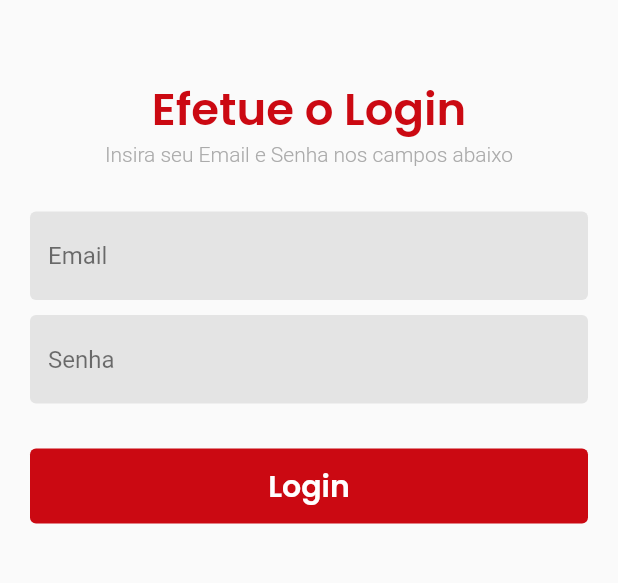
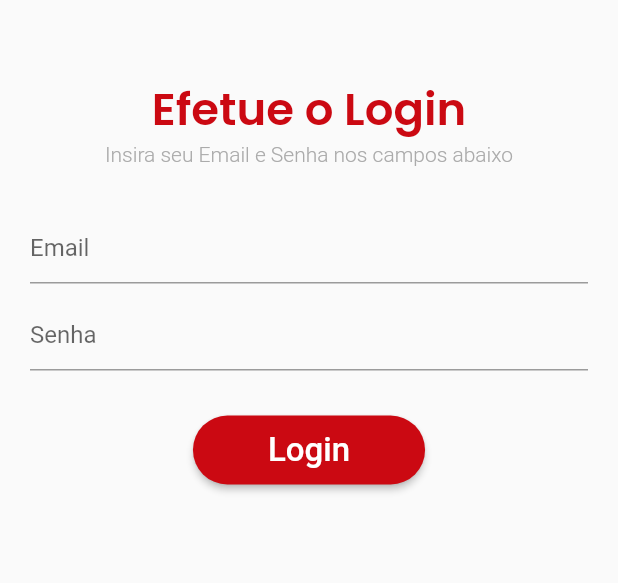
Before and after one commit to Danielmtdc16/projeto_procon, a Flutter app: the TelaLogin screen opened directly, on a phone screen of 412 x 824 dp, the part 345-928 px from its top. Run offline on Flutter 3.47's test engine with Material 2 defaults, Android fonts, the phone set to English and light mode, and no system bars; our stand-ins replace shared_preferences; accounts and stored records are empty.

Commit message:
login de user adicionado

```diff
--- /dev/null
+++ b/lib/entities/user.dart
@@ -0,0 +1,19 @@
+
+
+class User{
+  late int id;
+  late String nome;
+  late String email;
+  late String password;
+
+
+  User(this.id, this.nome, this.email, this.password);
+
+
+  User.fromJson(Map<String, dynamic> json, String password_user){
+    id = json['id'];
+    nome = json['nome'];
+    email = json['email'];
+    password = password_user;
+  }
+}
--- a/lib/main.dart
+++ b/lib/main.dart
@@ -12,6 +12,6 @@ void main() {
       const Locale('en'),
       const Locale('pt')
     ],
-    home: TelaCadastroAuto(),
+    home: TelaLogin(),
   ));
 }
--- a/lib/pages/tela_login.dart
+++ b/lib/pages/tela_login.dart
@@ -1,4 +1,8 @@
 import 'package:flutter/material.dart';
+import 'package:projeto_procon/pages/tela_principal.dart';
+import 'package:projeto_procon/util/ConsultaApi.dart';
+import 'package:projeto_procon/util/messages.dart';
+import 'package:projeto_procon/util/nav.dart';
 import '../constantes/constantes.dart';
 import '../widgets/text_field.dart';
 import '../widgets/container_personalizado.dart';
@@ -11,6 +15,10 @@ class TelaLogin extends StatefulWidget {
 }
 
 class _TelaLoginState extends State<TelaLogin> {
+  final textUsername = TextEditingController();
+  final textPassword = TextEditingController();
+  final GlobalKey<State> _keyLoader = GlobalKey<State>();
+
   @override
   Widget build(BuildContext context) {
     return Scaffold(
@@ -36,17 +44,38 @@ class _TelaLoginState extends State<TelaLogin> {
               const Text("Efetue o Login", style: ktextoLogin),
               const Text("Insira seu Email e Senha nos campos abaixo", style: kdescricao),
               const SizedBox(height: kalturaEspacamento,),
-              const MeuTextField(hintTextInput: "Email"),
+              TextFormField(
+                decoration: InputDecoration(hintText: 'Email'),
+                controller: textUsername,
+              ),
               const SizedBox(height: 10,),
-              const MeuTextField(hintTextInput: "Senha"),
+              TextFormField(
+                obscureText: true,
+                decoration: InputDecoration(hintText: 'Senha'),
+                controller: textPassword,
+              ),
               const SizedBox(height: kalturaEspacamento,),
-              ContainerPersonalizado(
-                  aoPressionar: (){},
-                  cor: kVermelha,
-                  filhoContainer: const Text(
+              Container(
+                height: 46,
+                child: ElevatedButton(
+                  style: ElevatedButton.styleFrom(
+                    primary: kVermelha,
+                    padding: EdgeInsets.symmetric(horizontal: 50, vertical: 5),
+                    shape: RoundedRectangleBorder(
+                      borderRadius: new BorderRadius.circular(30.0),
+                    ),
+                  ),
+                  child: Text(
                     "Login",
-                    style: kEstiloTextoContainerPersonalizado,
+                    style: TextStyle(
+                      color: Colors.white,
+                      fontSize: 22,
+                    ),
                   ),
+                  onPressed: () {
+                    _onClickLogin(context);
+                  },
+                ),
               ),
             ],
           ),
@@ -54,4 +83,16 @@ class _TelaLoginState extends State<TelaLogin> {
       ),
     );
   }
+  void _onClickLogin(context) async {
+    Messages.showLoadingDialog(context, _keyLoader);
+    int resp = await ConsultaApi.login(textUsername.text, textPassword.text, context);
+    Navigator.of(context,rootNavigator: true).pop();//close the dialoge;
+    if (resp == 1) {
+      pushAndRemoveUntil(context, TelaPrincipal());
+    }else if( resp == 3){
+      Messages().msgErro("Sem acesso ao servidor!", context);
+    } else {
+      Messages().msgErro("Usuário ou Senha Incorreto!", context);
+    }
+  }
 }
--- a/pubspec.yaml
+++ b/pubspec.yaml
@@ -37,6 +37,9 @@ dependencies:
   cupertino_icons: ^1.0.2
   intl_utils: ^2.8.1
   date_field: ^3.0.2
+  http: ^0.13.4
+  shared_preferences: ^2.0.13
+
 dev_dependencies:
   flutter_test:
     sdk: flutter
```
Also changed, not shown: lib/util/ConsultaApi.dart (added, +32 -0 lines), lib/util/messages.dart (added, +62 -0 lines), lib/util/nav.dart (added, +16 -0 lines), lib/util/shared_var.dart (added, +54 -0 lines), pubspec.lock.
